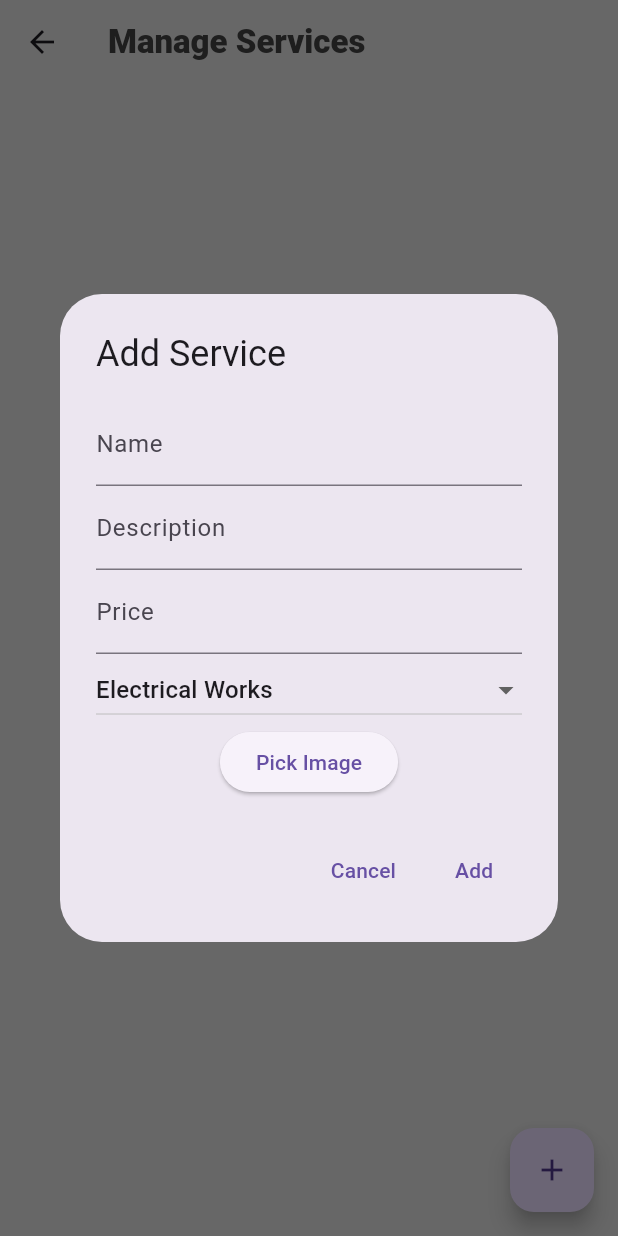
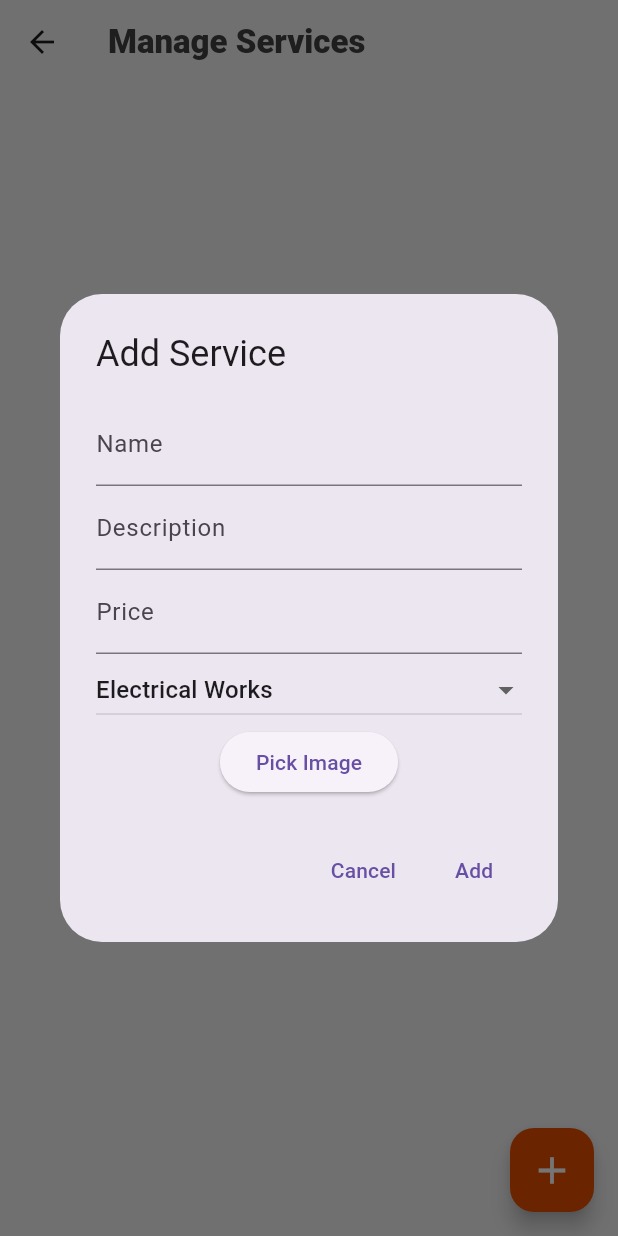
Before and after one commit to TechPyllars2024/AutoCareAutomotive, a Flutter app: the ServiceManagementScreen screen opened directly, after a tap on the "add" icon, on a phone screen of 412 x 824 dp. Run offline on Flutter 3.47's test engine with Material 3 defaults, Android fonts, the phone set to English and light mode, and no system bars; our stand-ins replace carousel_slider, cloud_firestore, curved_navigation_bar, file_picker, firebase_auth, firebase_core and 8 more; missing offline and left inert: flutter_pannable_rating_bar, flutter_pdfview; accounts and stored records are empty.

Commit message:
update: manage services page

```diff
--- a/lib/Service Management/screens/manage_services.dart
+++ b/lib/Service Management/screens/manage_services.dart
@@ -192,14 +192,15 @@ class _ServiceManagementScreenState extends State<ServiceManagementScreen> {
   @override
   Widget build(BuildContext context) {
     return Scaffold(
-      backgroundColor: Colors.grey.shade300,
+      backgroundColor: Colors.grey.shade100,
       appBar: AppBar(
+
         title: Text(
           'Manage Services',
           style:
               TextStyle(fontWeight: FontWeight.w900, color: Colors.grey[800]),
         ),
-        backgroundColor: Colors.grey.shade300,
+        backgroundColor: Colors.grey.shade100,
         elevation: 0,
       ),
       body: StreamBuilder<List<ServiceModel>>(
@@ -304,8 +305,14 @@ class _ServiceManagementScreenState extends State<ServiceManagementScreen> {
         },
       ),
       floatingActionButton: FloatingActionButton(
+        backgroundColor: Colors.orange.shade900,
         onPressed: () => _addOrUpdateService(context),
-        child: const Icon(Icons.add),
+        child: const Icon(
+          Icons.add,
+          color: Colors.white,
+          size: 30,
+          weight: 20,
+        ),
       ),
     );
   }
```
